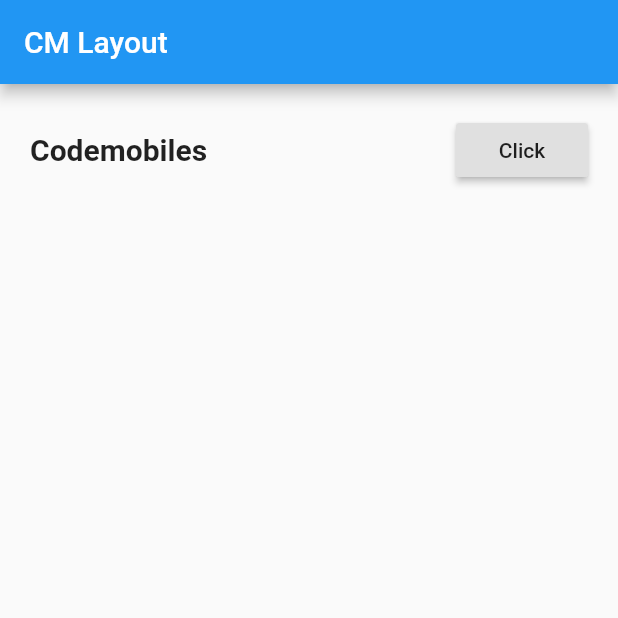
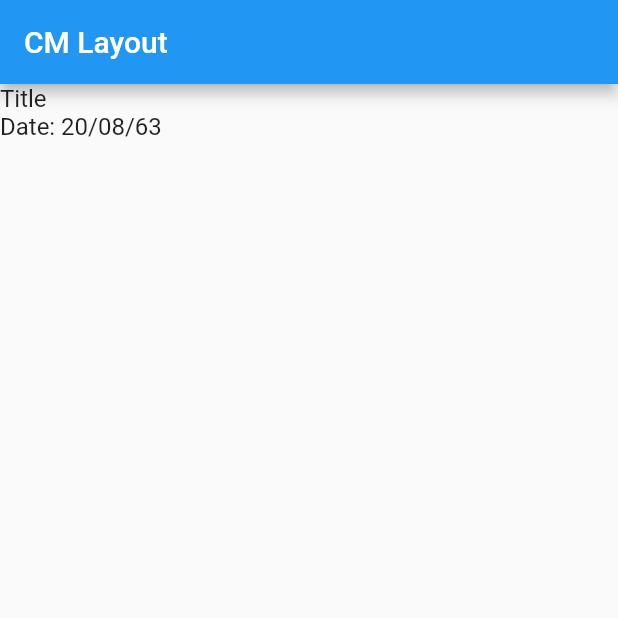
Before and after one commit to boss29024/flutter_hello_world, a Flutter app: the screen it shows after launch, on a phone screen of 412 x 824 dp, the top half of it. Run offline on Flutter 3.47's test engine with Material 2 defaults, Android fonts, the phone set to English and light mode, and no system bars.

Commit message:
-SizedBox

```diff
--- a/lib/main.dart
+++ b/lib/main.dart
@@ -5,43 +5,78 @@ void main() => runApp(MyApp());
 class MyApp extends StatelessWidget {
   @override
   Widget build(BuildContext context) {
+    var isShow = true;
     // TODO: implement build
     return MaterialApp(
-      title: "CM Layouty",
+      title: "CM Layout",
       home: Scaffold(
-        appBar: AppBar(
-          title: Text("CM Layout"),
-        ),
-        body: Padding(
-          padding: EdgeInsets.all(20),
-          child: Row(
+          appBar: AppBar(
+            title: Text("CM Layout"),
+          ),
+          body: Column(
+            crossAxisAlignment: CrossAxisAlignment.start,
             children: <Widget>[
-              Expanded(
-                flex: 3,
-                child: Container(
-                  child: Text(
-                    "Codemobiles",
-                    style: TextStyle(
-                      fontWeight: FontWeight.w600,
-                      fontSize: 20,
-                    ),
-                  ),
-                  // color: Colors.red,
-                ),
+              Text(
+                "Title",
+                style: TextStyle(fontSize: 16),
               ),
               Container(
-                child: RaisedButton(
-                  onPressed: () {},
-                  child: Text("Click"),
-                ),
+                child: isShow
+                    ? SizedBox()
+                    : Text(
+                        "Sub Title",
+                      ),
+              ),
+              Text(
+                "Date: 20/08/63",
+                style: TextStyle(fontSize: 16),
               ),
             ],
-          ),
-        ),
-      ),
+          )),
     );
   }
 }
+
+// class MyApp extends StatelessWidget { //Expanded
+//   @override
+//   Widget build(BuildContext context) {
+//     // TODO: implement build
+//     return MaterialApp(
+//       title: "CM Layouty",
+//       home: Scaffold(
+//         appBar: AppBar(
+//           title: Text("CM Layout"),
+//         ),
+//         body: Padding(
+//           padding: EdgeInsets.all(20),
+//           child: Row(
+//             children: <Widget>[
+//               Expanded(
+//                 flex: 3,
+//                 child: Container(
+//                   child: Text(
+//                     "Codemobiles",
+//                     style: TextStyle(
+//                       fontWeight: FontWeight.w600,
+//                       fontSize: 20,
+//                     ),
+//                   ),
+//                   // color: Colors.red,
+//                 ),
+//               ),
+//               Container(
+//                 child: RaisedButton(
+//                   onPressed: () {},
+//                   child: Text("Click"),
+//                 ),
+//               ),
+//             ],
+//           ),
+//         ),
+//       ),
+//     );
+//   }
+// }
 
 // class MyApp extends StatelessWidget { Stack Layout
 //   @override
```
